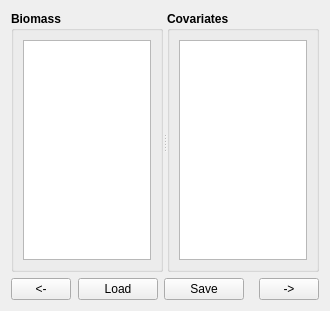
Before: the Qt Designer form MSSPM_Main/forms/Estimation/Estimation_Tab05.ui in nmfs-fish-tools/MSSPM, drawn with Qt 5.
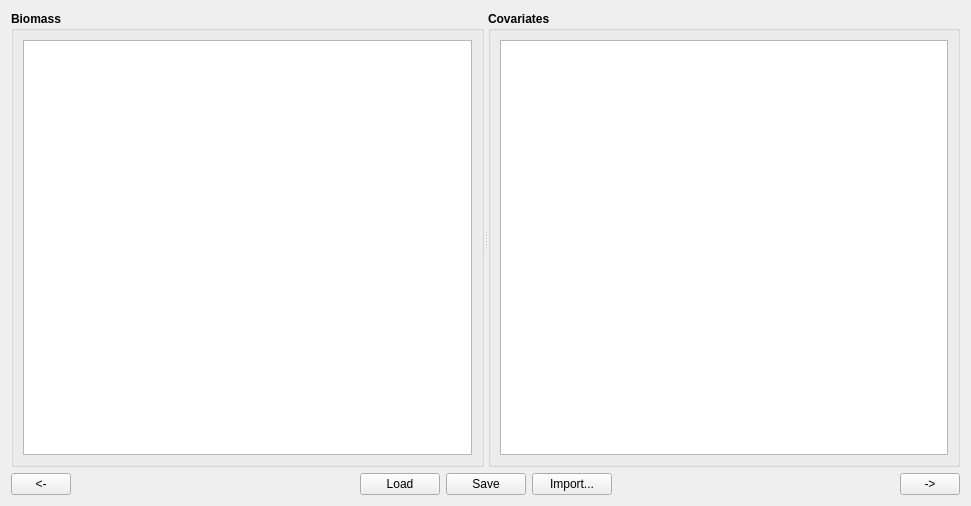
After: the same form once the commit is applied.

Commit message: Added save/import CSV file functionality

What changed in the file:
```diff
--- a/MSSPM_Main/forms/Estimation/Estimation_Tab05.ui
+++ b/MSSPM_Main/forms/Estimation/Estimation_Tab05.ui
@@ -6,8 +6,8 @@
    <rect>
     <x>0</x>
     <y>0</y>
-    <width>330</width>
-    <height>311</height>
+    <width>971</width>
+    <height>506</height>
    </rect>
   </property>
   <property name="windowTitle">
@@ -157,6 +157,22 @@
        </property>
       </widget>
      </item>
+     <item>
+      <widget class="QPushButton" name="Estimation_Tab5_ImportPB">
+       <property name="toolTip">
+        <string>Import data from a CSV file</string>
+       </property>
+       <property name="statusTip">
+        <string>Import data from a CSV file</string>
+       </property>
+       <property name="whatsThis">
+        <string>&lt;html&gt;&lt;head/&gt;&lt;body&gt;&lt;p align=&quot;center&quot;&gt;&lt;span style=&quot; font-weight:600;&quot;&gt;Import&lt;/span&gt;&lt;/p&gt;&lt;p&gt;This feature allows the user to import data from a .csv file into the above table(s). The user must then explicitly save the data if they want it saved to the database.&lt;/p&gt;&lt;/body&gt;&lt;/html&gt;</string>
+       </property>
+       <property name="text">
+        <string>Import...</string>
+       </property>
+      </widget>
+     </item>
      <item>
       <spacer name="verticalSpacer_46">
        <property name="orientation">
```
Left out of the diff: 3 changed lines with no effect on the pictures. The commit also changes 558 other files.
